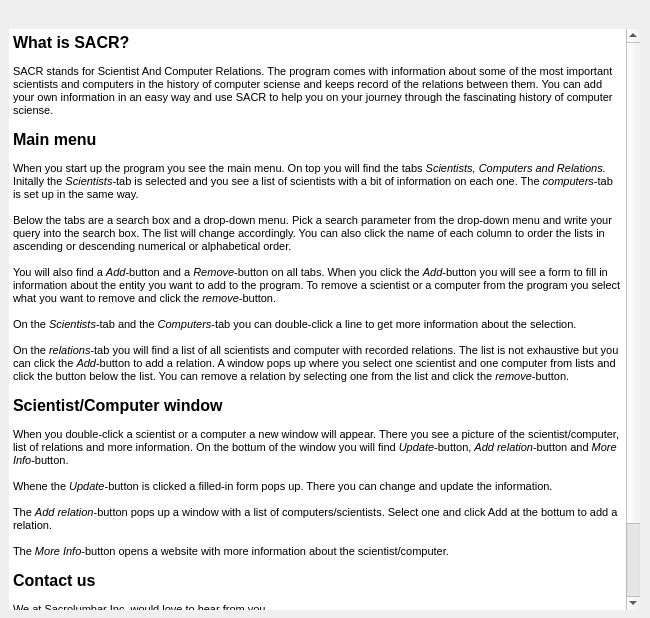
Qt form usermanual.ui (athenabjorg/sacr) before a commit.
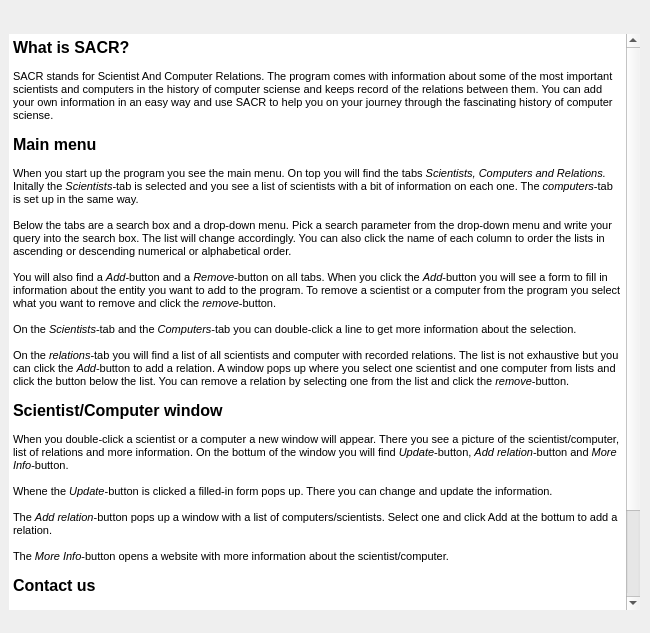
The same form after that commit.

Patch:
```diff
--- a/usermanual.ui
+++ b/usermanual.ui
@@ -7,7 +7,7 @@
     <x>0</x>
     <y>0</y>
     <width>650</width>
-    <height>618</height>
+    <height>633</height>
    </rect>
   </property>
   <property name="sizePolicy">
@@ -45,6 +45,22 @@
       </property>
      </widget>
     </item>
+    <item>
+     <spacer name="verticalSpacer">
+      <property name="orientation">
+       <enum>Qt::Vertical</enum>
+      </property>
+      <property name="sizeType">
+       <enum>QSizePolicy::Fixed</enum>
+      </property>
+      <property name="sizeHint" stdset="0">
+       <size>
+        <width>20</width>
+        <height>5</height>
+       </size>
+      </property>
+     </spacer>
+    </item>
     <item>
      <widget class="QTextBrowser" name="userManualText">
       <property name="frameShape">
@@ -83,11 +99,12 @@
 &lt;p style=&quot;-qt-paragraph-type:empty; margin-top:0px; margin-bottom:0px; margin-left:0px; margin-right:0px; -qt-block-indent:0; text-indent:0px; font-size:8pt;&quot;&gt;&lt;br /&gt;&lt;/p&gt;
 &lt;p style=&quot; margin-top:0px; margin-bottom:0px; margin-left:0px; margin-right:0px; -qt-block-indent:0; text-indent:0px;&quot;&gt;&lt;span style=&quot; font-size:12pt; font-weight:600;&quot;&gt;Contact us&lt;/span&gt;&lt;/p&gt;
 &lt;p style=&quot;-qt-paragraph-type:empty; margin-top:0px; margin-bottom:0px; margin-left:0px; margin-right:0px; -qt-block-indent:0; text-indent:0px; font-size:8pt;&quot;&gt;&lt;br /&gt;&lt;/p&gt;
-&lt;p style=&quot; margin-top:0px; margin-bottom:0px; margin-left:0px; margin-right:0px; -qt-block-indent:0; text-indent:0px;&quot;&gt;&lt;span style=&quot; font-size:8pt;&quot;&gt;We at Sacrolumbar Inc. would love to hear from you.&lt;/span&gt;&lt;/p&gt;
+&lt;p style=&quot; margin-top:0px; margin-bottom:0px; margin-left:0px; margin-right:0px; -qt-block-indent:0; text-indent:0px;&quot;&gt;&lt;span style=&quot; font-size:8pt;&quot;&gt;We at &lt;/span&gt;&lt;span style=&quot; font-size:8pt; font-weight:600; color:#aa0000;&quot;&gt;Sacrolumbar Inc.&lt;/span&gt;&lt;span style=&quot; font-size:8pt;&quot;&gt; would love to hear from you.&lt;/span&gt;&lt;/p&gt;
 &lt;p style=&quot;-qt-paragraph-type:empty; margin-top:0px; margin-bottom:0px; margin-left:0px; margin-right:0px; -qt-block-indent:0; text-indent:0px; font-size:8pt;&quot;&gt;&lt;br /&gt;&lt;/p&gt;
 &lt;p style=&quot; margin-top:0px; margin-bottom:0px; margin-left:0px; margin-right:0px; -qt-block-indent:0; text-indent:0px;&quot;&gt;&lt;a href=&quot;https://www.facebook.com/SACRv3&quot;&gt;&lt;span style=&quot; font-size:8pt; text-decoration: underline; color:#0000ff;&quot;&gt;SACR on Facebook&lt;/span&gt;&lt;/a&gt;&lt;/p&gt;
-&lt;p style=&quot;-qt-paragraph-type:empty; margin-top:0px; margin-bottom:0px; margin-left:0px; margin-right:0px; -qt-block-indent:0; text-indent:0px; font-size:8pt;&quot;&gt;&lt;br /&gt;&lt;/p&gt;
+&lt;p style=&quot;-qt-paragraph-type:empty; margin-top:0px; margin-bottom:0px; margin-left:0px; margin-right:0px; -qt-block-indent:0; text-indent:0px; font-size:8pt; text-decoration: underline; color:#0000ff;&quot;&gt;&lt;br /&gt;&lt;/p&gt;
 &lt;p style=&quot; margin-top:0px; margin-bottom:0px; margin-left:0px; margin-right:0px; -qt-block-indent:0; text-indent:0px;&quot;&gt;&lt;span style=&quot; font-size:8pt;&quot;&gt;sacr@programmer.net&lt;/span&gt;&lt;/p&gt;
+&lt;p style=&quot;-qt-paragraph-type:empty; margin-top:0px; margin-bottom:0px; margin-left:0px; margin-right:0px; -qt-block-indent:0; text-indent:0px;&quot;&gt;&lt;br /&gt;&lt;/p&gt;
 &lt;p style=&quot; margin-top:0px; margin-bottom:0px; margin-left:0px; margin-right:0px; -qt-block-indent:0; text-indent:0px;&quot;&gt;&lt;span style=&quot; font-size:8pt;&quot;&gt;24/7 Hotline: +354 7707010&lt;/span&gt;&lt;/p&gt;
 &lt;p style=&quot;-qt-paragraph-type:empty; margin-top:0px; margin-bottom:0px; margin-left:0px; margin-right:0px; -qt-block-indent:0; text-indent:0px; font-size:8pt;&quot;&gt;&lt;br /&gt;&lt;/p&gt;&lt;/body&gt;&lt;/html&gt;</string>
       </property>
```
